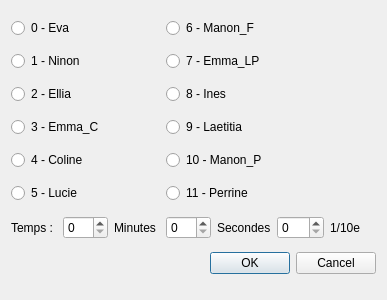
Before: the Qt Designer form lighteventui.ui in schenapan/danseMusicPlayer, drawn with Qt 5.
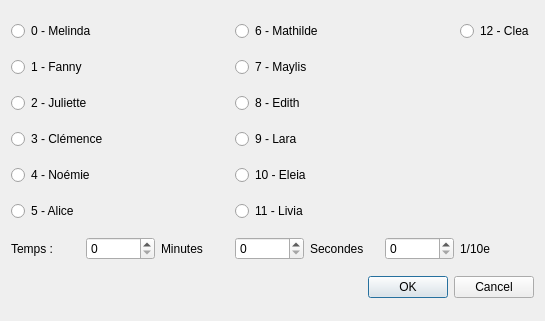
After: the same form once the commit is applied.

What changed in the file:
```diff
--- a/lighteventui.ui
+++ b/lighteventui.ui
@@ -6,8 +6,8 @@
    <rect>
     <x>0</x>
     <y>0</y>
-    <width>387</width>
-    <height>300</height>
+    <width>545</width>
+    <height>321</height>
    </rect>
   </property>
   <property name="windowTitle">
@@ -76,7 +76,7 @@
    <item row="0" column="0" colspan="2">
     <widget class="QRadioButton" name="rdState00">
      <property name="text">
-      <string>0 - Eva</string>
+      <string>0 - Melinda</string>
      </property>
      <property name="autoExclusive">
       <bool>false</bool>
@@ -86,7 +86,7 @@
    <item row="1" column="0" colspan="2">
     <widget class="QRadioButton" name="rdState01">
      <property name="text">
-      <string>1 - Ninon</string>
+      <string>1 - Fanny</string>
      </property>
      <property name="autoExclusive">
       <bool>false</bool>
@@ -96,7 +96,7 @@
    <item row="2" column="0" colspan="2">
     <widget class="QRadioButton" name="rdState02">
      <property name="text">
-      <string>2 - Ellia</string>
+      <string>2 - Juliette</string>
      </property>
      <property name="autoExclusive">
       <bool>false</bool>
@@ -106,7 +106,7 @@
    <item row="3" column="0" colspan="2">
     <widget class="QRadioButton" name="rdState03">
      <property name="text">
-      <string>3 - Emma_C</string>
+      <string>3 - Clémence</string>
      </property>
      <property name="autoExclusive">
       <bool>false</bool>
@@ -116,7 +116,7 @@
    <item row="4" column="0" colspan="2">
     <widget class="QRadioButton" name="rdState04">
      <property name="text">
-      <string>4 - Coline</string>
+      <string>4 - Noémie</string>
      </property>
      <property name="autoExclusive">
       <bool>false</bool>
@@ -126,7 +126,7 @@
    <item row="5" column="0" colspan="2">
     <widget class="QRadioButton" name="rdState05">
      <property name="text">
-      <string>5 - Lucie</string>
+      <string>5 - Alice</string>
      </property>
      <property name="autoExclusive">
       <bool>false</bool>
@@ -136,7 +136,7 @@
    <item row="0" column="3" colspan="2">
     <widget class="QRadioButton" name="rdState06">
      <property name="text">
-      <string>6 - Manon_F</string>
+      <string>6 - Mathilde</string>
      </property>
      <property name="autoExclusive">
       <bool>false</bool>
@@ -146,7 +146,7 @@
    <item row="1" column="3" colspan="2">
     <widget class="QRadioButton" name="rdState07">
      <property name="text">
-      <string>7 - Emma_LP</string>
+      <string>7 - Maylis</string>
      </property>
      <property name="autoExclusive">
       <bool>false</bool>
@@ -156,7 +156,7 @@
    <item row="2" column="3" colspan="2">
     <widget class="QRadioButton" name="rdState08">
      <property name="text">
-      <string>8 - Ines</string>
+      <string>8 - Edith</string>
      </property>
      <property name="autoExclusive">
       <bool>false</bool>
@@ -166,7 +166,7 @@
    <item row="3" column="3" colspan="2">
     <widget class="QRadioButton" name="rdState09">
      <property name="text">
-      <string>9 - Laetitia</string>
+      <string>9 - Lara</string>
      </property>
      <property name="autoExclusive">
       <bool>false</bool>
@@ -176,7 +176,7 @@
    <item row="4" column="3" colspan="2">
     <widget class="QRadioButton" name="rdState10">
      <property name="text">
-      <string>10 - Manon_P</string>
+      <string>10 - Eleia</string>
      </property>
      <property name="autoExclusive">
       <bool>false</bool>
@@ -186,7 +186,17 @@
    <item row="5" column="3" colspan="2">
     <widget class="QRadioButton" name="rdState11">
      <property name="text">
-      <string>11 - Perrine</string>
+      <string>11 - Livia</string>
+     </property>
+     <property name="autoExclusive">
+      <bool>false</bool>
+     </property>
+    </widget>
+   </item>
+   <item row="0" column="6">
+    <widget class="QRadioButton" name="rdState12">
+     <property name="text">
+      <string>12 - Clea</string>
      </property>
      <property name="autoExclusive">
       <bool>false</bool>
```
